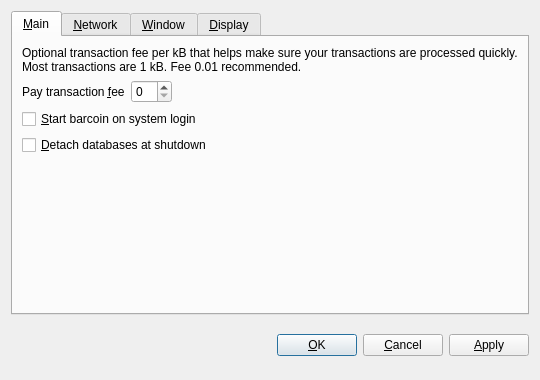
9029195341/blacoin, file src/qt/forms/optionsdialog.ui: the form before one commit.
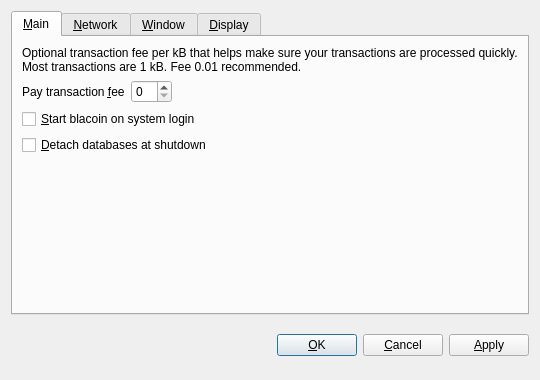
The form after the commit. The open tabs and pages were chosen to show the change. Custom widgets are drawn as their Qt base class.

What changed in the file:
```diff
--- a/src/qt/forms/optionsdialog.ui
+++ b/src/qt/forms/optionsdialog.ui
@@ -82,7 +82,7 @@
           <string>Automatically start barcoin after logging in to the system.</string>
          </property>
          <property name="text">
-          <string>&amp;Start barcoin on system login</string>
+          <string>&amp;Start blacoin on system login</string>
          </property>
         </widget>
        </item>
```
Left out of the diff: 10 changed lines with no effect on the pictures.
